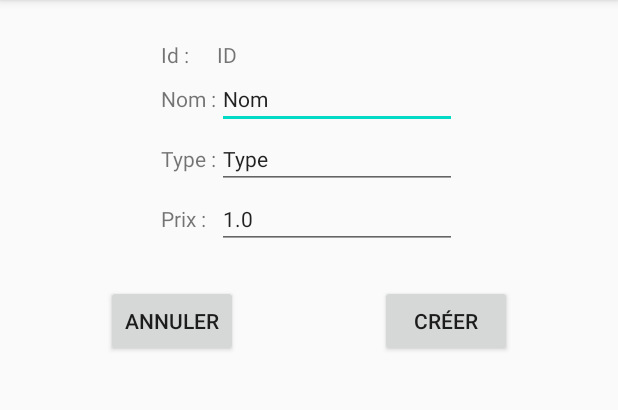
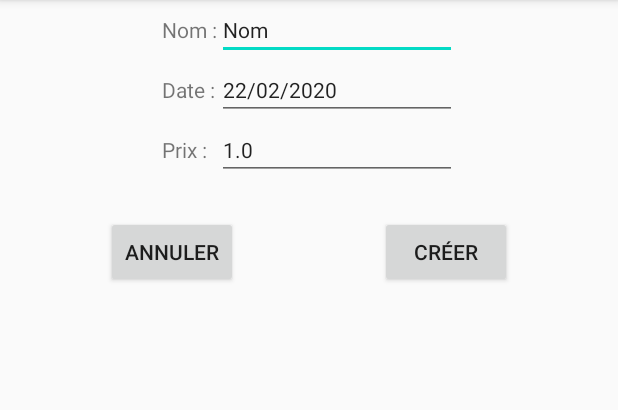
Before and after one commit to eehP/ESMAndroid, an Android app: the AddBill screen opened directly, with no data from a screen before it, on a phone screen of 412 x 824 dp, the part 84-494 px from its top. Run offline under Robolectric (Android 15) with nearby library versions, the phone set to English and light mode, and no system bars.

```diff
--- a/app/src/main/res/layout/add_bill.xml
+++ b/app/src/main/res/layout/add_bill.xml
@@ -20,20 +20,6 @@
             android:layout_width="match_parent"
             android:layout_height="match_parent">
 
-            <TextView
-                android:id="@+id/textview_lbid"
-                android:layout_width="wrap_content"
-                android:layout_height="wrap_content"
-                android:text="Id :"
-                android:textSize="14sp" />
-
-            <TextView
-                android:id="@+id/textview_id"
-                android:layout_width="wrap_content"
-                android:layout_height="wrap_content"
-                android:paddingTop="40px"
-                android:text="ID"
-                android:textSize="14sp" />
 
         </TableRow>
 
@@ -66,7 +52,7 @@
                 android:id="@+id/textview_type"
                 android:layout_width="wrap_content"
                 android:layout_height="wrap_content"
-                android:text="Type :"
+                android:text="Date :"
                 android:textSize="14sp" />
 
             <EditText
@@ -74,8 +60,8 @@
                 android:layout_width="wrap_content"
                 android:layout_height="wrap_content"
                 android:ems="10"
-                android:inputType="textPersonName"
-                android:text="Type"
+                android:inputType="date"
+                android:text="22/02/2020"
                 android:textSize="14sp" />
         </TableRow>
 
```
Also changed, not shown: app/src/main/res/drawable/ic_search.xml (added, +22 -0 lines), app/src/main/res/layout/bill_summary.xml (+7 -5 lines).
